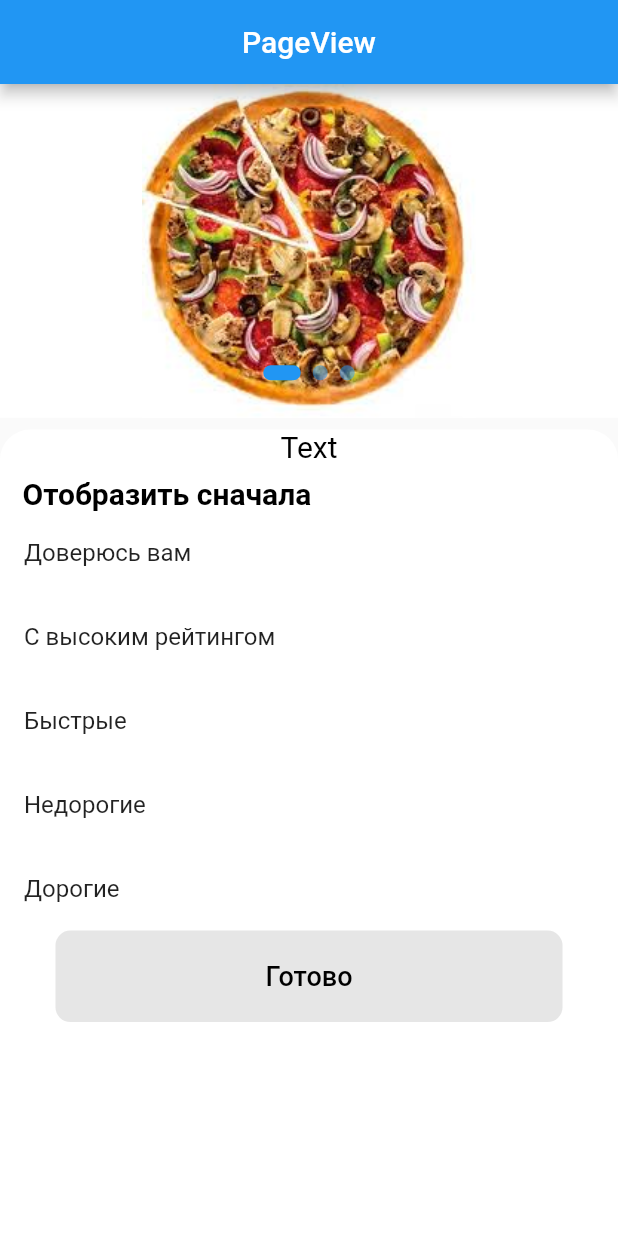
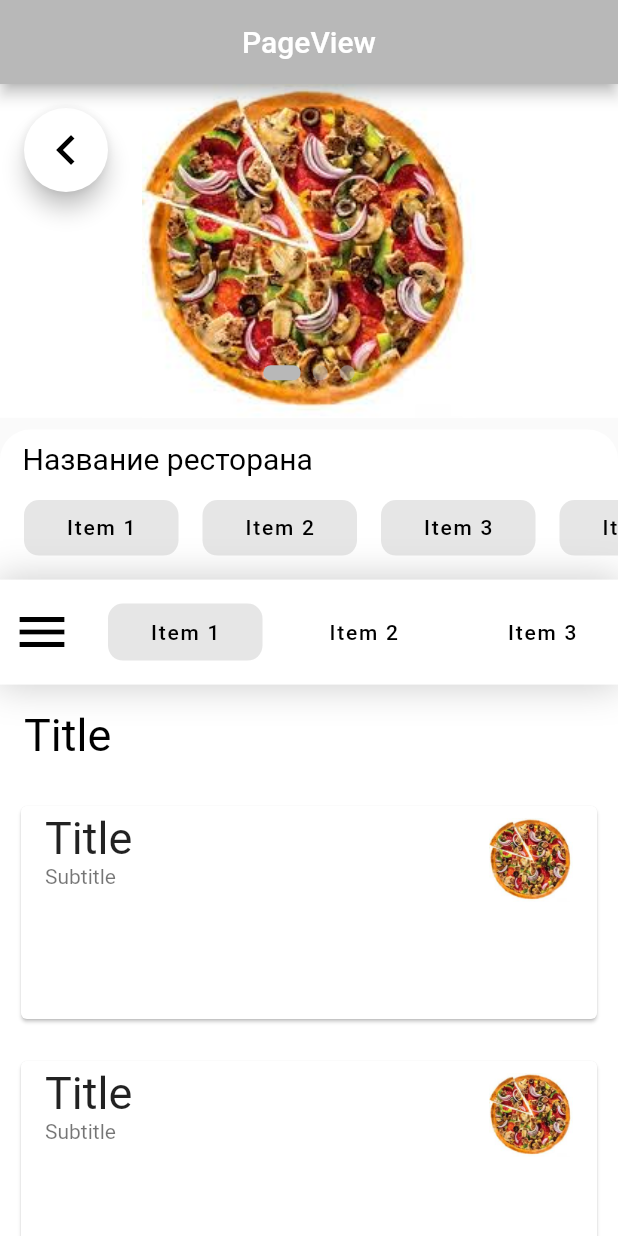
Before and after one commit to salamander7539/PageView, a Flutter app: the screen it shows after launch, on a phone screen of 412 x 824 dp. Run offline on Flutter 3.47's test engine with Material 2 defaults, Android fonts, the phone set to English and light mode, and no system bars; our stand-ins replace flutter_svg.

```diff
--- a/lib/main.dart
+++ b/lib/main.dart
@@ -1,9 +1,12 @@
 import 'package:flutter/material.dart';
 import 'package:flutter/widgets.dart';
+import 'package:flutter_svg/flutter_svg.dart';
 import 'package:page_view/pages.dart';
 import 'package:page_view/slider.dart';
 
 void main() => runApp(MyApp());
+
+Color mainColor = Color(0xFFB8B8B8);
 
 class MyApp extends StatelessWidget {
   // This widget is the root of your application.
@@ -15,6 +18,8 @@ class MyApp extends StatelessWidget {
     );
   }
 }
+
+final items = List<String>.generate(5, (i) => "Item ${i + 1}");
 
 class MyHomePage extends StatefulWidget {
   MyHomePage({Key key, this.title}) : super(key: key);
@@ -28,6 +33,8 @@ class MyHomePage extends StatefulWidget {
 class _MyHomePageState extends State<MyHomePage> {
   int _currentPage = 0;
   bool visible;
+  int chosenItem = 0;
+  double height;
 
   final List<Widget> pageNumber = [
     SliderPage(
@@ -42,66 +49,181 @@ class _MyHomePageState extends State<MyHomePage> {
   ];
 
   _buildFilterNavigationMenu() {
+
     return Container(
       child: Column(
         children: [
           Visibility(
             visible: visible,
             child: Container(
+              height: 100.0,
               width: MediaQuery.of(context).size.width,
-              child: Center(
+              child: Column(
+                children: [
+                  Container(
+                    child: Row(
+                      children: [
+                        Padding(
+                          padding: const EdgeInsets.only(top: 8.0, left: 15),
                           child: Text(
-                  'Text',
+                            'Название ресторана',
                             style: TextStyle(
                               fontSize: 20.0,
                               color: Colors.black,
                             ),
                           ),
                         ),
+                        // IconButton(icon: null, onPressed: null)
+                      ],
                     ),
                   ),
-          Align(
-            alignment: Alignment.topLeft,
-            child: Padding(
-              padding: const EdgeInsets.only(top: 8.0, left: 15),
+                  Expanded(
+                    child: Container(
+                      margin: EdgeInsets.only(left: 8.0),
+                      child: ListView.builder(
+                          itemCount: items.length,
+                          scrollDirection: Axis.horizontal,
+                          itemBuilder: (context, index) {
+                            return Padding(
+                              padding: const EdgeInsets.symmetric(
+                                  horizontal: 8.0, vertical: 16.0),
+                              child: Container(
+                                height: 26.0,
+                                decoration: BoxDecoration(
+                                  color: Color(0xFFE6E6E6),
+                                  borderRadius: BorderRadius.all(
+                                    Radius.circular(10.0),
+                                  ),
+                                ),
+                                child: FloatingActionButton(
+                                  backgroundColor: Colors.transparent,
+                                  elevation: 0.0,
+                                  onPressed: () {},
                                   child: Text(
-                'Отобразить сначала',
-                style: TextStyle(
-                    color: Color(0xFF000000),
-                    fontSize: 20,
-                    fontWeight: FontWeight.bold),
+                                    items[index],
+                                    style: TextStyle(color: Colors.black),
+                                  ),
+                                ),
+                                width: MediaQuery.of(context).size.width * 0.25,
+                              ),
+                            );
+                          }),
+                    ),
+                  ),
+                ],
               ),
             ),
           ),
-          ListTile(
-            title: Text('Доверюсь вам'),
+          Container(
+            height: 70.0,
+            decoration: BoxDecoration(
+              color: Colors.white,
+              boxShadow: [
+                BoxShadow(
+                  color: Colors.grey.withOpacity(0.5),
+                  spreadRadius: 2,
+                  blurRadius: 20,
                 ),
-          ListTile(
-            title: Text('С высоким рейтингом'),
+              ],
             ),
-          ListTile(
-            title: Text('Быстрые'),
+            child: Row(
+              children: [
+                IconButton(
+                  icon: Icon(
+                    Icons.menu,
+                    color: Colors.black,
                   ),
-          ListTile(
-            title: Text('Недорогие'),
+                  iconSize: 40.0,
+                  onPressed: null,
                 ),
-          ListTile(
-            title: Text('Дорогие'),
+                Expanded(
+                  child: Container(
+                    margin: EdgeInsets.only(left: 8.0),
+                    child: ListView.builder(
+                        itemCount: items.length,
+                        scrollDirection: Axis.horizontal,
+                        itemBuilder: (context, index) {
+                          return Padding(
+                            padding: const EdgeInsets.symmetric(
+                                horizontal: 8.0, vertical: 16.0),
+                            child: Container(
+                              height: 26.0,
+                              decoration: BoxDecoration(
+                                color: (chosenItem == index)
+                                    ? Color(0xFFE6E6E6)
+                                    : Colors.transparent,
+                                borderRadius: BorderRadius.all(
+                                  Radius.circular(10.0),
                                 ),
-          FlatButton(
-            child: Text('Готово',
-                style: TextStyle(fontSize: 18.0, color: Color(0xFF000000))),
-            color: Color(0xFFE6E6E6),
-            splashColor: Colors.grey,
-            shape: RoundedRectangleBorder(
-              borderRadius: BorderRadius.circular(10),
                               ),
-            padding:
-                EdgeInsets.only(left: 140, top: 20, right: 140, bottom: 20),
-            onPressed: () async {
-              Navigator.pop(context);
+                              child: FloatingActionButton(
+                                backgroundColor: Colors.transparent,
+                                elevation: 0.0,
+                                onPressed: () {
+                                  setState(() {
+                                    chosenItem = index;
+                                  });
                                 },
-          )
+                                child: Text(
+                                  items[index],
+                                  style: TextStyle(color: Colors.black),
+                                ),
+                              ),
+                              width: MediaQuery.of(context).size.width * 0.25,
+                            ),
+                          );
+                        }),
+                  ),
+                ),
+              ],
+            ),
+          ),
+          Row(
+            children: [
+              Padding(
+                padding: EdgeInsets.all(16.0),
+                child: Text(
+                  "Title",
+                  style: TextStyle(
+                    fontSize: 30.0,
+                    color: Colors.black,
+                  ),
+                ),
+              ),
+            ],
+          ),
+          Container(
+            height: MediaQuery.of(context).size.height * 0.65,
+            child: Expanded(
+              child: Column(
+                children: <Widget>[
+                  Container(
+                    height: MediaQuery.of(context).size.height * 0.65,
+                    child: ListView.builder(
+                      itemCount: 5,
+                      itemBuilder: (context, position) {
+                        return Padding(
+                          padding: const EdgeInsets.all(10.0),
+                          child: Container(
+                            height: 150,
+                            child: Card(
+                              child: Container(
+                                child: ListTile(
+                                  title: Text('Title', style: TextStyle(fontSize: 30.0),),
+                                  subtitle: Text('Subtitle'),
+                                  trailing: Image.asset(pizza),
+                                ),
+                              ),
+                            ),
+                          ),
+                        );
+                      },
+                    ),
+                  ),
+                ],
+              ),
+            ),
+          ),
         ],
       ),
     );
@@ -142,13 +264,28 @@ class _MyHomePageState extends State<MyHomePage> {
                         decoration: BoxDecoration(
                           borderRadius: BorderRadius.circular(5),
                           color: (index == _currentPage)
-                              ? Colors.blue
-                              : Colors.blue.withOpacity(0.5),
+                              ? mainColor
+                              : mainColor.withOpacity(0.5),
                         ),
                       );
                     }),
                   ),
                 ],
+              ),
+              Visibility(
+                visible: visible,
+                child: Padding(
+                  padding: const EdgeInsets.all(16.0),
+                  child: FloatingActionButton(
+                    onPressed: null,
+                    backgroundColor: Colors.white,
+                    child: Icon(
+                      Icons.keyboard_arrow_left,
+                      color: Colors.black,
+                      size: 40,
+                    ),
+                  ),
+                ),
               ),
             ],
           ),
@@ -160,6 +297,7 @@ class _MyHomePageState extends State<MyHomePage> {
               visible = false;
             } else {
               visible = true;
+
             }
           },
           child: DraggableScrollableSheet(
@@ -197,9 +335,11 @@ class _MyHomePageState extends State<MyHomePage> {
 
   @override
   Widget build(BuildContext context) {
+    height = MediaQuery.of(context).size.height;
     return Scaffold(
       appBar: AppBar(
         title: Text('PageView'),
+        backgroundColor: mainColor,
         centerTitle: true,
       ),
       body: _pageView(),
--- a/pubspec.yaml
+++ b/pubspec.yaml
@@ -50,6 +50,7 @@ flutter:
     - assets/images/pizza.jpg
     - assets/images/sandwich.jpg
     - assets/images/coca.jpg
+    - assets/images/Vector.svg
 
   # An image asset can refer to one or more resolution-specific "variants", see
   # https://flutter.dev/assets-and-images/#resolution-aware.
```
Also changed, not shown: assets/images/Vector.svg (added). Lines whose indentation alone changed are shown as unchanged.
